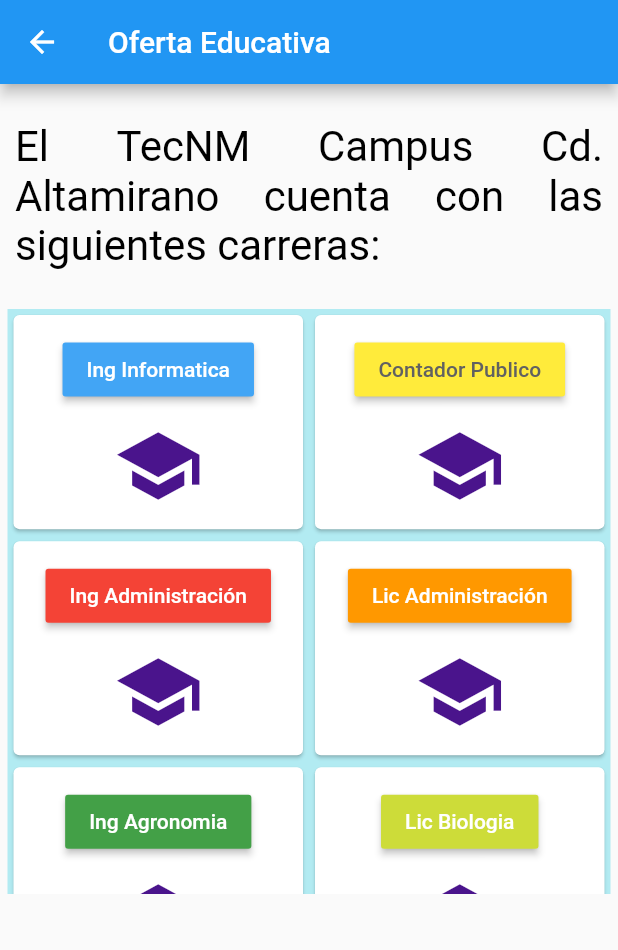
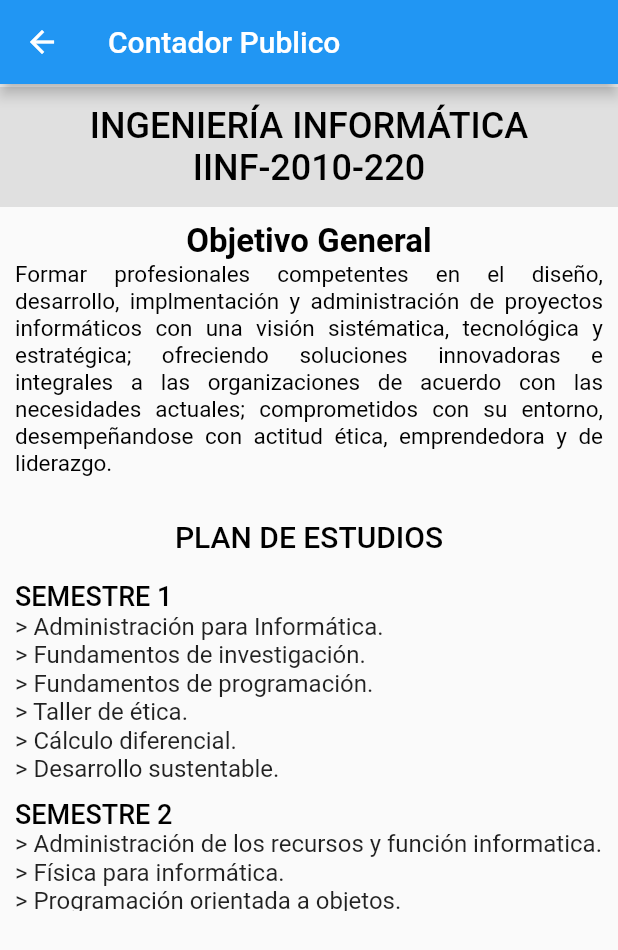
Before and after one commit to Jeryn61297/proyecto_itca, a Flutter app: the CarrerasPage screen opened directly, after a tap on "Contador Publico", on a phone screen of 412 x 824 dp. Shown: the top 950 px of the screen. Run offline on Flutter 3.47's test engine with Material 2 defaults, Android fonts, the phone set to English and light mode, and no system bars.

Commit message:
page contabilidad en proceso

```diff
--- a/lib/src/pag/fold_carreras/carreras.dart
+++ b/lib/src/pag/fold_carreras/carreras.dart
@@ -1,4 +1,5 @@
 import 'package:flutter/material.dart';
+import 'package:proyecto_itca/src/pag/fold_carreras/contabilidad.dart';
 import 'package:proyecto_itca/src/pag/fold_carreras/informatica.dart';
 
 class CarrerasPage extends StatelessWidget {
@@ -71,7 +72,13 @@
             Muestra(
               child: RaisedButton(
                 child: Text('Contador Publico'),
-                onPressed: () {},
+                onPressed: () {
+                  Navigator.push(
+                      context,
+                      MaterialPageRoute(
+                          builder: (BuildContext context) =>
+                              ContabilidadPage()));
+                },
                 color: Colors.yellow[500],
                 textColor: Colors.grey[700],
               ),
--- /dev/null
+++ b/lib/src/pag/fold_carreras/contabilidad.dart
@@ -0,0 +1,226 @@
+import 'package:flutter/material.dart';
+
+class ContabilidadPage extends StatelessWidget {
+  static final String routeName = 'contabilidad';
+
+  @override
+  Widget build(BuildContext context) {
+    return Scaffold(
+      appBar: AppBar(
+        title: Text('Contador Publico'),
+      ),
+      body: Stack(
+        children: <Widget>[
+          SingleChildScrollView(
+            child: Column(
+              children: <Widget>[
+                SizedBox(height: 2),
+                _TituloPage(),
+                _Objetivo(),
+                _Plan(),
+                _Semestres(),
+              ],
+            ),
+          )
+        ],
+      ),
+    );
+  }
+}
+
+Widget _TituloPage() {
+  return Container(
+    alignment: Alignment.center,
+    width: double.infinity,
+    height: 80,
+    color: Colors.grey[300],
+    child: Text(
+      'INGENIERÍA INFORMÁTICA\nIINF-2010-220',
+      style: TextStyle(
+          color: Colors.black, fontSize: 24, fontWeight: FontWeight.w500),
+      textAlign: TextAlign.center,
+    ),
+  );
+}
+
+Widget _Objetivo() {
+  return Padding(
+    padding: EdgeInsets.symmetric(horizontal: 10),
+    child: Container(
+      width: double.infinity,
+      height: 200,
+      //color: Colors.yellowAccent,
+      child: Column(
+        children: <Widget>[
+          SizedBox(height: 10),
+          Text(
+            'Objetivo General',
+            style: TextStyle(
+              color: Colors.black,
+              fontSize: 22,
+              fontWeight: FontWeight.w700,
+            ),
+            textAlign: TextAlign.start,
+          ),
+          Text(
+            'Formar profesionales competentes en el diseño, desarrollo, implmentación y administración de proyectos informáticos con una visión sistématica, tecnológica y estratégica; ofreciendo soluciones innovadoras e integrales a las organizaciones de acuerdo con las necesidades actuales; comprometidos con su entorno, desempeñandose con actitud ética, emprendedora y de liderazgo.',
+            style: TextStyle(color: Colors.black, fontSize: 15),
+            textAlign: TextAlign.justify,
+          ),
+        ],
+      ),
+    ),
+  );
+}
+
+Widget _Plan() {
+  return Container(
+    alignment: Alignment.center,
+    width: double.infinity,
+    height: 40,
+    child: Text(
+      'PLAN DE ESTUDIOS',
+      style: TextStyle(
+          color: Colors.black, fontSize: 20, fontWeight: FontWeight.w500),
+      textAlign: TextAlign.center,
+    ),
+  );
+}
+
+Widget _Semestres() {
+  return Padding(
+    padding: EdgeInsets.symmetric(horizontal: 10, vertical: 9),
+    child: Container(
+        height: 220,
+        width: double.infinity,
+        child: ListView(
+          children: [
+            Text(
+              'SEMESTRE 1',
+              style: TextStyle(
+                  fontSize: 18,
+                  color: Colors.black,
+                  fontWeight: FontWeight.w500),
+            ),
+            Text(
+              '> Administración para Informática.\n> Fundamentos de investigación.\n> Fundamentos de programación.\n> Taller de ética.\n> Cálculo diferencial.\n> Desarrollo sustentable. ',
+              style: TextStyle(
+                fontSize: 16,
+              ),
+            ),
+            SizedBox(height: 10),
+            Text(
+              'SEMESTRE 2',
+              style: TextStyle(
+                  fontSize: 18,
+                  color: Colors.black,
+                  fontWeight: FontWeight.w500),
+            ),
+            Text(
+              '> Administración de los recursos y función informatica.\n> Física para informática.\n> Programación orientada a objetos.\n> Contabilidad financiera.\n> Cálculo integral.\n> Matemáticas discretas. ',
+              style: TextStyle(
+                fontSize: 16,
+              ),
+            ),
+            SizedBox(height: 10),
+            Text(
+              'SEMESTRE 3',
+              style: TextStyle(
+                  fontSize: 18,
+                  color: Colors.black,
+                  fontWeight: FontWeight.w500),
+            ),
+            Text(
+              '> Fundamentos de sistemas de información.\n> Sistemas electrónicos para informática.\n> Estructura de datos.\n> Costos empresariales.\n> Álgebra lineal.\n> Probabilidad y estadística. ',
+              style: TextStyle(
+                fontSize: 16,
+              ),
+            ),
+            SizedBox(height: 10),
+            Text(
+              'SEMESTRE 4',
+              style: TextStyle(
+                  fontSize: 18,
+                  color: Colors.black,
+                  fontWeight: FontWeight.w500),
+            ),
+            Text(
+              '> Taller de investigación I.\n> Arquitectura de computadoras.\n> Administración y organización de datos.\n> Fundamentos de telecomunicaciones.\n> Sistemas operativos I.\n> Investigación de operaciones.',
+              style: TextStyle(
+                fontSize: 16,
+              ),
+            ),
+            SizedBox(height: 10),
+            Text(
+              'SEMESTRE 5',
+              style: TextStyle(
+                  fontSize: 18,
+                  color: Colors.black,
+                  fontWeight: FontWeight.w500),
+            ),
+            Text(
+              '> Análisis y modelado de sistemas de información.\n> Tecnologías e interfaces de computadoras.\n> Fundamentos de bases de datos.\n> Redes de computadoras.\n> Sistemas operativos II.\n> Taller de legislación informática.',
+              style: TextStyle(
+                fontSize: 16,
+              ),
+            ),
+            SizedBox(height: 10),
+            Text(
+              'SEMESTRE 6',
+              style: TextStyle(
+                  fontSize: 18,
+                  color: Colors.black,
+                  fontWeight: FontWeight.w500),
+            ),
+            Text(
+              '> Desarrollo e implementación de sistemas de información.\n> Auditoría en informática.\n> Taller de base de datos.\n> Interconectividad de redes.\n> Desarrollo de aplicaciones web.',
+              style: TextStyle(
+                fontSize: 16,
+              ),
+            ),
+            SizedBox(height: 10),
+            Text(
+              'SEMESTRE 7',
+              style: TextStyle(
+                  fontSize: 18,
+                  color: Colors.black,
+                  fontWeight: FontWeight.w500),
+            ),
+            Text(
+              '> Calidad en los sistemas de información.\n> Fundamentos de gestión de servicios de TI.\n> Tópicos de bases de datos.\n> Admininstración de servidores.\n> Programación en ambiente cliente/servidor.\n> Taller de investigación II.',
+              style: TextStyle(
+                fontSize: 16,
+              ),
+            ),
+            SizedBox(height: 10),
+            Text(
+              'SEMESTRE 8',
+              style: TextStyle(
+                  fontSize: 18,
+                  color: Colors.black,
+                  fontWeight: FontWeight.w500),
+            ),
+            Text(
+              '> Taller de emprendedores\n> Estrategias de gestión de servicios de TI.\n> Inteligencia de negocios.\n> Desarrollo de aplicaciones para dispositivos móviles.\n> Seguridad informatica.',
+              style: TextStyle(
+                fontSize: 16,
+              ),
+            ),
+            SizedBox(height: 10),
+            Text(
+              'SEMESTRE 9',
+              style: TextStyle(
+                  fontSize: 18,
+                  color: Colors.black,
+                  fontWeight: FontWeight.w500),
+            ),
+            Text(
+              '> Residencia profesional.',
+              style: TextStyle(
+                fontSize: 16,
+              ),
+            ),
+          ],
+        )),
+  );
+}
```
